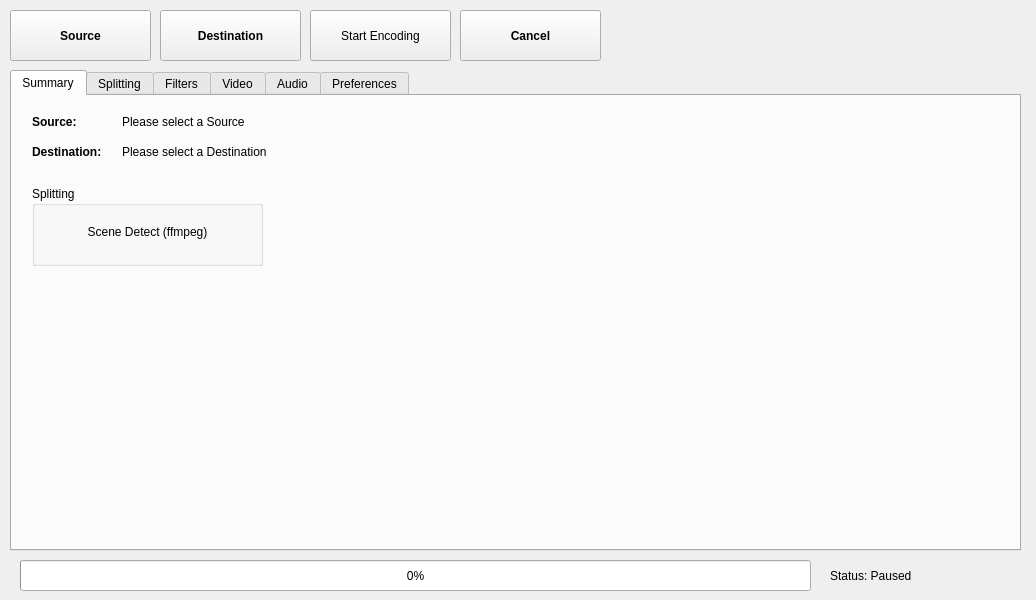
This is NotEnoughAV1Encodes-Qt/form.ui in Alkl58/NotEnoughAV1Encodes-Qt as Qt 5 draws it before an edit. The edited form follows.
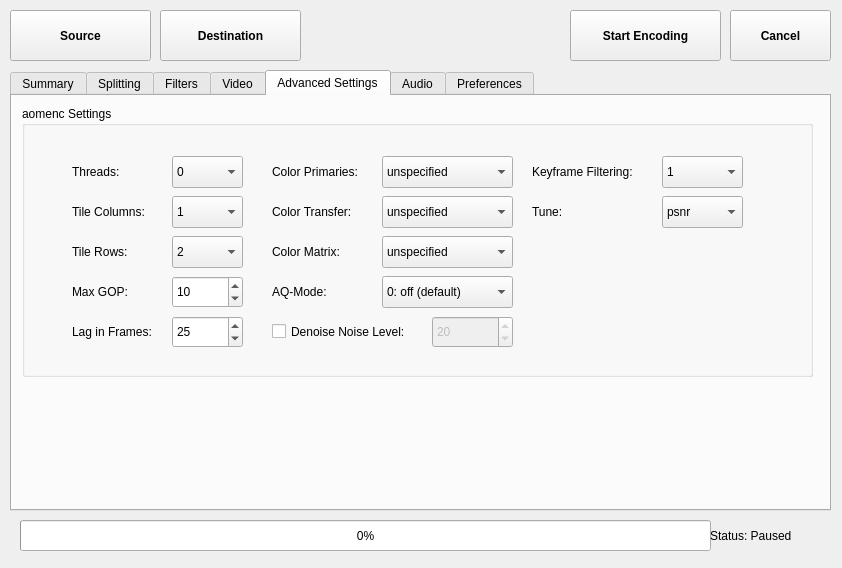
This is the edited form. The open tabs and pages were chosen to show the change. Icons and pictures are not drawn.

Commit message: Advanced aomenc settings

```diff
--- a/NotEnoughAV1Encodes-Qt/form.ui
+++ b/NotEnoughAV1Encodes-Qt/form.ui
@@ -6,8 +6,8 @@
    <rect>
     <x>0</x>
     <y>0</y>
-    <width>1036</width>
-    <height>600</height>
+    <width>842</width>
+    <height>568</height>
    </rect>
   </property>
   <property name="windowTitle">
@@ -49,12 +49,18 @@
   <widget class="QPushButton" name="pushButtonStart">
    <property name="geometry">
     <rect>
-     <x>310</x>
+     <x>570</x>
      <y>10</y>
-     <width>141</width>
+     <width>151</width>
      <height>51</height>
     </rect>
    </property>
+   <property name="font">
+    <font>
+     <weight>75</weight>
+     <bold>true</bold>
+    </font>
+   </property>
    <property name="text">
     <string>Start Encoding</string>
    </property>
@@ -101,9 +107,9 @@
   <widget class="QPushButton" name="pushButtonCancel">
    <property name="geometry">
     <rect>
-     <x>460</x>
+     <x>730</x>
      <y>10</y>
-     <width>141</width>
+     <width>101</width>
      <height>51</height>
     </rect>
    </property>
@@ -128,12 +134,15 @@
    </property>
   </widget>
   <widget class="QTabWidget" name="tabWidget">
+   <property name="enabled">
+    <bool>true</bool>
+   </property>
    <property name="geometry">
     <rect>
      <x>10</x>
      <y>70</y>
-     <width>1011</width>
-     <height>481</height>
+     <width>821</width>
+     <height>441</height>
     </rect>
    </property>
    <property name="font">
@@ -198,7 +207,7 @@
       <rect>
        <x>110</x>
        <y>10</y>
-       <width>711</width>
+       <width>691</width>
        <height>31</height>
       </rect>
      </property>
@@ -211,7 +220,7 @@
       <rect>
        <x>110</x>
        <y>40</y>
-       <width>711</width>
+       <width>701</width>
        <height>31</height>
       </rect>
      </property>
@@ -1188,6 +1197,714 @@
      </widget>
     </widget>
    </widget>
+   <widget class="QWidget" name="tab_6">
+    <attribute name="title">
+     <string>Advanced Settings</string>
+    </attribute>
+    <widget class="QGroupBox" name="groupBox_4">
+     <property name="geometry">
+      <rect>
+       <x>10</x>
+       <y>10</y>
+       <width>791</width>
+       <height>271</height>
+      </rect>
+     </property>
+     <property name="title">
+      <string>aomenc Settings</string>
+     </property>
+     <widget class="QLabel" name="label_22">
+      <property name="geometry">
+       <rect>
+        <x>50</x>
+        <y>50</y>
+        <width>81</width>
+        <height>31</height>
+       </rect>
+      </property>
+      <property name="text">
+       <string>Threads:</string>
+      </property>
+     </widget>
+     <widget class="QComboBox" name="comboBoxAomencThreads">
+      <property name="geometry">
+       <rect>
+        <x>150</x>
+        <y>50</y>
+        <width>71</width>
+        <height>32</height>
+       </rect>
+      </property>
+      <property name="currentIndex">
+       <number>0</number>
+      </property>
+      <item>
+       <property name="text">
+        <string>0</string>
+       </property>
+      </item>
+      <item>
+       <property name="text">
+        <string>1</string>
+       </property>
+      </item>
+      <item>
+       <property name="text">
+        <string>2</string>
+       </property>
+      </item>
+      <item>
+       <property name="text">
+        <string>3</string>
+       </property>
+      </item>
+      <item>
+       <property name="text">
+        <string>4</string>
+       </property>
+      </item>
+      <item>
+       <property name="text">
+        <string>5</string>
+       </property>
+      </item>
+      <item>
+       <property name="text">
+        <string>6</string>
+       </property>
+      </item>
+      <item>
+       <property name="text">
+        <string>7</string>
+       </property>
+      </item>
+      <item>
+       <property name="text">
+        <string>8</string>
+       </property>
+      </item>
+     </widget>
+     <widget class="QLabel" name="label_23">
+      <property name="geometry">
+       <rect>
+        <x>50</x>
+        <y>90</y>
+        <width>91</width>
+        <height>31</height>
+       </rect>
+      </property>
+      <property name="text">
+       <string>Tile Columns:</string>
+      </property>
+     </widget>
+     <widget class="QComboBox" name="comboBoxAomencTileCols">
+      <property name="geometry">
+       <rect>
+        <x>150</x>
+        <y>90</y>
+        <width>71</width>
+        <height>32</height>
+       </rect>
+      </property>
+      <property name="currentIndex">
+       <number>1</number>
+      </property>
+      <item>
+       <property name="text">
+        <string>0</string>
+       </property>
+      </item>
+      <item>
+       <property name="text">
+        <string>1</string>
+       </property>
+      </item>
+      <item>
+       <property name="text">
+        <string>2</string>
+       </property>
+      </item>
+      <item>
+       <property name="text">
+        <string>3</string>
+       </property>
+      </item>
+      <item>
+       <property name="text">
+        <string>4</string>
+       </property>
+      </item>
+      <item>
+       <property name="text">
+        <string>5</string>
+       </property>
+      </item>
+      <item>
+       <property name="text">
+        <string>6</string>
+       </property>
+      </item>
+     </widget>
+     <widget class="QLabel" name="label_24">
+      <property name="geometry">
+       <rect>
+        <x>50</x>
+        <y>130</y>
+        <width>91</width>
+        <height>31</height>
+       </rect>
+      </property>
+      <property name="text">
+       <string>Tile Rows:</string>
+      </property>
+     </widget>
+     <widget class="QComboBox" name="comboBoxAomencTileRows">
+      <property name="geometry">
+       <rect>
+        <x>150</x>
+        <y>130</y>
+        <width>71</width>
+        <height>32</height>
+       </rect>
+      </property>
+      <property name="currentIndex">
+       <number>2</number>
+      </property>
+      <item>
+       <property name="text">
+        <string>0</string>
+       </property>
+      </item>
+      <item>
+       <property name="text">
+        <string>1</string>
+       </property>
+      </item>
+      <item>
+       <property name="text">
+        <string>2</string>
+       </property>
+      </item>
+      <item>
+       <property name="text">
+        <string>3</string>
+       </property>
+      </item>
+      <item>
+       <property name="text">
+        <string>4</string>
+       </property>
+      </item>
+      <item>
+       <property name="text">
+        <string>5</string>
+       </property>
+      </item>
+      <item>
+       <property name="text">
+        <string>6</string>
+       </property>
+      </item>
+     </widget>
+     <widget class="QLabel" name="label_25">
+      <property name="geometry">
+       <rect>
+        <x>50</x>
+        <y>170</y>
+        <width>91</width>
+        <height>31</height>
+       </rect>
+      </property>
+      <property name="text">
+       <string>Max GOP:</string>
+      </property>
+     </widget>
+     <widget class="QSpinBox" name="spinBoxAomencGOP">
+      <property name="geometry">
+       <rect>
+        <x>150</x>
+        <y>170</y>
+        <width>71</width>
+        <height>32</height>
+       </rect>
+      </property>
+      <property name="minimum">
+       <number>0</number>
+      </property>
+      <property name="maximum">
+       <number>1000</number>
+      </property>
+      <property name="value">
+       <number>10</number>
+      </property>
+     </widget>
+     <widget class="QLabel" name="label_26">
+      <property name="geometry">
+       <rect>
+        <x>50</x>
+        <y>210</y>
+        <width>91</width>
+        <height>31</height>
+       </rect>
+      </property>
+      <property name="text">
+       <string>Lag in Frames:</string>
+      </property>
+     </widget>
+     <widget class="QSpinBox" name="spinBoxAomencLagInFrames">
+      <property name="geometry">
+       <rect>
+        <x>150</x>
+        <y>210</y>
+        <width>71</width>
+        <height>32</height>
+       </rect>
+      </property>
+      <property name="minimum">
+       <number>0</number>
+      </property>
+      <property name="maximum">
+       <number>100</number>
+      </property>
+      <property name="value">
+       <number>25</number>
+      </property>
+     </widget>
+     <widget class="QLabel" name="label_27">
+      <property name="geometry">
+       <rect>
+        <x>250</x>
+        <y>50</y>
+        <width>111</width>
+        <height>31</height>
+       </rect>
+      </property>
+      <property name="text">
+       <string>Color Primaries:</string>
+      </property>
+     </widget>
+     <widget class="QComboBox" name="comboBoxAomencColorPrimaries">
+      <property name="geometry">
+       <rect>
+        <x>360</x>
+        <y>50</y>
+        <width>131</width>
+        <height>32</height>
+       </rect>
+      </property>
+      <item>
+       <property name="text">
+        <string>unspecified</string>
+       </property>
+      </item>
+      <item>
+       <property name="text">
+        <string>bt470m</string>
+       </property>
+      </item>
+      <item>
+       <property name="text">
+        <string>bt470bg</string>
+       </property>
+      </item>
+      <item>
+       <property name="text">
+        <string>bt601</string>
+       </property>
+      </item>
+      <item>
+       <property name="text">
+        <string>bt709</string>
+       </property>
+      </item>
+      <item>
+       <property name="text">
+        <string>bt2020</string>
+       </property>
+      </item>
+      <item>
+       <property name="text">
+        <string>smpte240</string>
+       </property>
+      </item>
+      <item>
+       <property name="text">
+        <string>smpte431</string>
+       </property>
+      </item>
+      <item>
+       <property name="text">
+        <string>smpte432</string>
+       </property>
+      </item>
+      <item>
+       <property name="text">
+        <string>ebu3213</string>
+       </property>
+      </item>
+      <item>
+       <property name="text">
+        <string>film</string>
+       </property>
+      </item>
+      <item>
+       <property name="text">
+        <string>xyz</string>
+       </property>
+      </item>
+     </widget>
+     <widget class="QLabel" name="label_28">
+      <property name="geometry">
+       <rect>
+        <x>250</x>
+        <y>90</y>
+        <width>111</width>
+        <height>31</height>
+       </rect>
+      </property>
+      <property name="text">
+       <string>Color Transfer:</string>
+      </property>
+     </widget>
+     <widget class="QComboBox" name="comboBoxAomencColorTransfer">
+      <property name="geometry">
+       <rect>
+        <x>360</x>
+        <y>90</y>
+        <width>131</width>
+        <height>32</height>
+       </rect>
+      </property>
+      <item>
+       <property name="text">
+        <string>unspecified</string>
+       </property>
+      </item>
+      <item>
+       <property name="text">
+        <string>bt470m</string>
+       </property>
+      </item>
+      <item>
+       <property name="text">
+        <string>bt470bg</string>
+       </property>
+      </item>
+      <item>
+       <property name="text">
+        <string>bt601</string>
+       </property>
+      </item>
+      <item>
+       <property name="text">
+        <string>bt709</string>
+       </property>
+      </item>
+      <item>
+       <property name="text">
+        <string>bt1361</string>
+       </property>
+      </item>
+      <item>
+       <property name="text">
+        <string>bt2020-10bit</string>
+       </property>
+      </item>
+      <item>
+       <property name="text">
+        <string>bt2020-12bit</string>
+       </property>
+      </item>
+      <item>
+       <property name="text">
+        <string>smpte240</string>
+       </property>
+      </item>
+      <item>
+       <property name="text">
+        <string>smpte428</string>
+       </property>
+      </item>
+      <item>
+       <property name="text">
+        <string>smpte2084</string>
+       </property>
+      </item>
+      <item>
+       <property name="text">
+        <string>lin</string>
+       </property>
+      </item>
+      <item>
+       <property name="text">
+        <string>hlg</string>
+       </property>
+      </item>
+      <item>
+       <property name="text">
+        <string>srgb</string>
+       </property>
+      </item>
+      <item>
+       <property name="text">
+        <string>log100</string>
+       </property>
+      </item>
+      <item>
+       <property name="text">
+        <string>log100sq10</string>
+       </property>
+      </item>
+      <item>
+       <property name="text">
+        <string>iec61966</string>
+       </property>
+      </item>
+     </widget>
+     <widget class="QLabel" name="label_29">
+      <property name="geometry">
+       <rect>
+        <x>250</x>
+        <y>130</y>
+        <width>111</width>
+        <height>31</height>
+       </rect>
+      </property>
+      <property name="text">
+       <string>Color Matrix:</string>
+      </property>
+     </widget>
+     <widget class="QComboBox" name="comboBoxAomencColorMatrix">
+      <property name="geometry">
+       <rect>
+        <x>360</x>
+        <y>130</y>
+        <width>131</width>
+        <height>32</height>
+       </rect>
+      </property>
+      <item>
+       <property name="text">
+        <string>unspecified</string>
+       </property>
+      </item>
+      <item>
+       <property name="text">
+        <string>bt470bg</string>
+       </property>
+      </item>
+      <item>
+       <property name="text">
+        <string>bt601</string>
+       </property>
+      </item>
+      <item>
+       <property name="text">
+        <string>bt709</string>
+       </property>
+      </item>
+      <item>
+       <property name="text">
+        <string>bt2020cl</string>
+       </property>
+      </item>
+      <item>
+       <property name="text">
+        <string>bt2020ncl</string>
+       </property>
+      </item>
+      <item>
+       <property name="text">
+        <string>smpte240</string>
+       </property>
+      </item>
+      <item>
+       <property name="text">
+        <string>smpte2085</string>
+       </property>
+      </item>
+      <item>
+       <property name="text">
+        <string>chromcl</string>
+       </property>
+      </item>
+      <item>
+       <property name="text">
+        <string>chromncl</string>
+       </property>
+      </item>
+      <item>
+       <property name="text">
+        <string>ycgco</string>
+       </property>
+      </item>
+      <item>
+       <property name="text">
+        <string>ictcp</string>
+       </property>
+      </item>
+      <item>
+       <property name="text">
+        <string>fcc73</string>
+       </property>
+      </item>
+      <item>
+       <property name="text">
+        <string>identity</string>
+       </property>
+      </item>
+     </widget>
+     <widget class="QLabel" name="label_30">
+      <property name="geometry">
+       <rect>
+        <x>510</x>
+        <y>90</y>
+        <width>111</width>
+        <height>31</height>
+       </rect>
+      </property>
+      <property name="text">
+       <string>Tune:</string>
+      </property>
+     </widget>
+     <widget class="QComboBox" name="comboBoxAomencTune">
+      <property name="geometry">
+       <rect>
+        <x>640</x>
+        <y>90</y>
+        <width>81</width>
+        <height>32</height>
+       </rect>
+      </property>
+      <item>
+       <property name="text">
+        <string>psnr</string>
+       </property>
+      </item>
+      <item>
+       <property name="text">
+        <string>ssim</string>
+       </property>
+      </item>
+     </widget>
+     <widget class="QLabel" name="label_31">
+      <property name="geometry">
+       <rect>
+        <x>250</x>
+        <y>170</y>
+        <width>111</width>
+        <height>31</height>
+       </rect>
+      </property>
+      <property name="text">
+       <string>AQ-Mode:</string>
+      </property>
+     </widget>
+     <widget class="QComboBox" name="comboBoxAomencAQMode">
+      <property name="geometry">
+       <rect>
+        <x>360</x>
+        <y>170</y>
+        <width>131</width>
+        <height>32</height>
+       </rect>
+      </property>
+      <item>
+       <property name="text">
+        <string>0: off (default)</string>
+       </property>
+      </item>
+      <item>
+       <property name="text">
+        <string>1: variance</string>
+       </property>
+      </item>
+      <item>
+       <property name="text">
+        <string>2: complexity</string>
+       </property>
+      </item>
+      <item>
+       <property name="text">
+        <string>3: cyclic refresh</string>
+       </property>
+      </item>
+     </widget>
+     <widget class="QLabel" name="label_32">
+      <property name="geometry">
+       <rect>
+        <x>510</x>
+        <y>50</y>
+        <width>121</width>
+        <height>31</height>
+       </rect>
+      </property>
+      <property name="text">
+       <string>Keyframe Filtering:</string>
+      </property>
+     </widget>
+     <widget class="QComboBox" name="comboBoxAomencKeyFiltering">
+      <property name="geometry">
+       <rect>
+        <x>640</x>
+        <y>50</y>
+        <width>81</width>
+        <height>32</height>
+       </rect>
+      </property>
+      <property name="currentIndex">
+       <number>1</number>
+      </property>
+      <item>
+       <property name="text">
+        <string>0</string>
+       </property>
+      </item>
+      <item>
+       <property name="text">
+        <string>1</string>
+       </property>
+      </item>
+      <item>
+       <property name="text">
+        <string>2</string>
+       </property>
+      </item>
+     </widget>
+     <widget class="QCheckBox" name="checkBoxAomencDenoise">
+      <property name="geometry">
+       <rect>
+        <x>250</x>
+        <y>210</y>
+        <width>151</width>
+        <height>31</height>
+       </rect>
+      </property>
+      <property name="text">
+       <string>Denoise Noise Level:</string>
+      </property>
+     </widget>
+     <widget class="QSpinBox" name="spinBoxAomencDenoise">
+      <property name="enabled">
+       <bool>false</bool>
+      </property>
+      <property name="geometry">
+       <rect>
+        <x>410</x>
+        <y>210</y>
+        <width>81</width>
+        <height>32</height>
+       </rect>
+      </property>
+      <property name="maximum">
+       <number>50</number>
+      </property>
+      <property name="value">
+       <number>20</number>
+      </property>
+     </widget>
+    </widget>
+   </widget>
    <widget class="QWidget" name="tab_5">
     <attribute name="title">
      <string>Audio</string>
@@ -1203,8 +1920,8 @@
    <property name="geometry">
     <rect>
      <x>20</x>
-     <y>560</y>
-     <width>791</width>
+     <y>520</y>
+     <width>691</width>
      <height>31</height>
     </rect>
    </property>
@@ -1227,9 +1944,9 @@
   <widget class="QLabel" name="labelStatus">
    <property name="geometry">
     <rect>
-     <x>830</x>
-     <y>560</y>
-     <width>191</width>
+     <x>710</x>
+     <y>520</y>
+     <width>121</width>
      <height>31</height>
     </rect>
    </property>
```
Left out of the diff: 73 changed lines with no effect on the pictures. The commit also changes 2 other files.
